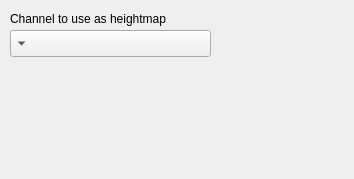
Before: the Qt Designer form krita/plugins/filters/phongbumpmap/wdgphongbumpmap.ui in KDE/krita, drawn with Qt 5.
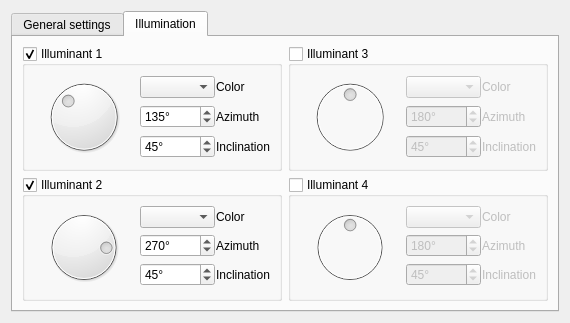
After: the same form once the commit is applied. The open tabs and pages were chosen to show the change. Custom widgets are drawn as their Qt base class.

Commit message: Made phongbumpmap able to be used with an adjustment layer without visual artifacts and at usable speed (sometimes the calculation is faster than the paintop modifying the color channel). Added unlinked and slightly buggy GUI. Completely converted the phongbumpmap algorithm to be tiled, with a tile size of 100, this remake made the code more readable too. Use of QImage still present.

Diff of the .ui file:
```diff
--- a/krita/plugins/filters/phongbumpmap/wdgphongbumpmap.ui
+++ b/krita/plugins/filters/phongbumpmap/wdgphongbumpmap.ui
@@ -6,40 +6,1067 @@
    <rect>
     <x>0</x>
     <y>0</y>
-    <width>354</width>
-    <height>179</height>
+    <width>570</width>
+    <height>323</height>
    </rect>
   </property>
+  <property name="sizePolicy">
+   <sizepolicy hsizetype="Preferred" vsizetype="Preferred">
+    <horstretch>0</horstretch>
+    <verstretch>0</verstretch>
+   </sizepolicy>
+  </property>
+  <property name="minimumSize">
+   <size>
+    <width>570</width>
+    <height>323</height>
+   </size>
+  </property>
+  <property name="baseSize">
+   <size>
+    <width>570</width>
+    <height>323</height>
+   </size>
+  </property>
   <property name="windowTitle">
    <string>Form</string>
   </property>
-  <widget class="QComboBox" name="heightChannelComboBox">
-   <property name="geometry">
-    <rect>
-     <x>10</x>
-     <y>30</y>
-     <width>201</width>
-     <height>27</height>
-    </rect>
+  <layout class="QGridLayout" name="gridLayout_10" rowstretch="0" columnstretch="0" rowminimumheight="0" columnminimumwidth="0">
+   <property name="sizeConstraint">
+    <enum>QLayout::SetDefaultConstraint</enum>
    </property>
-   <property name="layoutDirection">
-    <enum>Qt::RightToLeft</enum>
-   </property>
-  </widget>
-  <widget class="QLabel" name="label">
-   <property name="geometry">
-    <rect>
-     <x>10</x>
-     <y>10</y>
-     <width>201</width>
-     <height>17</height>
-    </rect>
-   </property>
-   <property name="text">
-    <string>Channel to use as heightmap</string>
-   </property>
-  </widget>
+   <item row="0" column="0">
+    <widget class="QTabWidget" name="settingsTabWidget">
+     <property name="sizePolicy">
+      <sizepolicy hsizetype="Preferred" vsizetype="Preferred">
+       <horstretch>0</horstretch>
+       <verstretch>0</verstretch>
+      </sizepolicy>
+     </property>
+     <property name="currentIndex">
+      <number>0</number>
+     </property>
+     <widget class="QWidget" name="generalSettings">
+      <attribute name="title">
+       <string>General settings</string>
+      </attribute>
+      <widget class="QGroupBox" name="materialParametersGroupBox">
+       <property name="geometry">
+        <rect>
+         <x>10</x>
+         <y>80</y>
+         <width>311</width>
+         <height>161</height>
+        </rect>
+       </property>
+       <property name="title">
+        <string>Material parameters</string>
+       </property>
+       <layout class="QGridLayout" name="gridLayout_6">
+        <property name="leftMargin">
+         <number>13</number>
+        </property>
+        <property name="rightMargin">
+         <number>13</number>
+        </property>
+        <property name="spacing">
+         <number>5</number>
+        </property>
+        <item row="0" column="0">
+         <widget class="QLabel" name="ambientReflectivityLabel">
+          <property name="text">
+           <string>Ambient Reflectivity</string>
+          </property>
+         </widget>
+        </item>
+        <item row="1" column="0">
+         <widget class="QCheckBox" name="diffuseReflectivityCheckBox">
+          <property name="toolTip">
+           <string>Uncheck to ignore diffuse reflectivity from computations and increase performance.</string>
+          </property>
+          <property name="text">
+           <string>Diffuse reflectivity</string>
+          </property>
+          <property name="checked">
+           <bool>true</bool>
+          </property>
+          <property name="tristate">
+           <bool>false</bool>
+          </property>
+         </widget>
+        </item>
+        <item row="2" column="0">
+         <widget class="QCheckBox" name="specularReflectivityCheckBox">
+          <property name="toolTip">
+           <string>Unckeck to ignore specular reflectivity during computations and increase performance.</string>
+          </property>
+          <property name="text">
+           <string>Specular reflectivity</string>
+          </property>
+          <property name="checked">
+           <bool>true</bool>
+          </property>
+          <property name="tristate">
+           <bool>false</bool>
+          </property>
+         </widget>
+        </item>
+        <item row="3" column="0">
+         <widget class="QLabel" name="shinynessExponentLabel">
+          <property name="text">
+           <string>Shinyness exponent</string>
+          </property>
+         </widget>
+        </item>
+        <item row="0" column="1">
+         <widget class="KisDoubleSliderSpinBox" name="ambientReflectivityKisDoubleSliderSpinBox" native="true">
+          <property name="sizePolicy">
+           <sizepolicy hsizetype="Minimum" vsizetype="Preferred">
+            <horstretch>1</horstretch>
+            <verstretch>1</verstretch>
+           </sizepolicy>
+          </property>
+          <property name="minimumSize">
+           <size>
+            <width>0</width>
+            <height>20</height>
+           </size>
+          </property>
+          <property name="maximumSize">
+           <size>
+            <width>16777215</width>
+            <height>23</height>
+           </size>
+          </property>
+         </widget>
+        </item>
+        <item row="1" column="1">
+         <widget class="KisDoubleSliderSpinBox" name="diffuseReflectivityKisDoubleSliderSpinBox" native="true">
+          <property name="sizePolicy">
+           <sizepolicy hsizetype="Minimum" vsizetype="Preferred">
+            <horstretch>1</horstretch>
+            <verstretch>1</verstretch>
+           </sizepolicy>
+          </property>
+          <property name="minimumSize">
+           <size>
+            <width>0</width>
+            <height>20</height>
+           </size>
+          </property>
+          <property name="maximumSize">
+           <size>
+            <width>16777215</width>
+            <height>23</height>
+           </size>
+          </property>
+         </widget>
+        </item>
+        <item row="2" column="1">
+         <widget class="KisDoubleSliderSpinBox" name="specularReflectivityKisDoubleSliderSpinBox" native="true">
+          <property name="sizePolicy">
+           <sizepolicy hsizetype="Minimum" vsizetype="Preferred">
+            <horstretch>1</horstretch>
+            <verstretch>1</verstretch>
+           </sizepolicy>
+          </property>
+          <property name="minimumSize">
+           <size>
+            <width>0</width>
+            <height>20</height>
+           </size>
+          </property>
+          <property name="maximumSize">
+           <size>
+            <width>16777215</width>
+            <height>23</height>
+           </size>
+          </property>
+         </widget>
+        </item>
+        <item row="3" column="1">
+         <widget class="KisSliderSpinBox" name="shinynessExponentKisSliderSpinBox" native="true">
+          <property name="sizePolicy">
+           <sizepolicy hsizetype="Minimum" vsizetype="Preferred">
+            <horstretch>1</horstretch>
+            <verstretch>1</verstretch>
+           </sizepolicy>
+          </property>
+          <property name="minimumSize">
+           <size>
+            <width>0</width>
+            <height>20</height>
+           </size>
+          </property>
+          <property name="maximumSize">
+           <size>
+            <width>16777215</width>
+            <height>23</height>
+           </size>
+          </property>
+         </widget>
+        </item>
+       </layout>
+      </widget>
+      <widget class="QComboBox" name="heightChannelComboBox">
+       <property name="geometry">
+        <rect>
+         <x>10</x>
+         <y>40</y>
+         <width>311</width>
+         <height>27</height>
+        </rect>
+       </property>
+       <property name="layoutDirection">
+        <enum>Qt::RightToLeft</enum>
+       </property>
+      </widget>
+      <widget class="QLabel" name="heightChannelLabel">
+       <property name="geometry">
+        <rect>
+         <x>10</x>
+         <y>20</y>
+         <width>201</width>
+         <height>17</height>
+        </rect>
+       </property>
+       <property name="text">
+        <string>Channel to use as heightmap</string>
+       </property>
+      </widget>
+      <widget class="QLabel" name="warningGUILabel">
+       <property name="geometry">
+        <rect>
+         <x>350</x>
+         <y>80</y>
+         <width>141</width>
+         <height>61</height>
+        </rect>
+       </property>
+       <property name="text">
+        <string>Warning: all GUI except Heightmap channel is unlinked.</string>
+       </property>
+       <property name="wordWrap">
+        <bool>true</bool>
+       </property>
+      </widget>
+     </widget>
+     <widget class="QWidget" name="illumination">
+      <attribute name="title">
+       <string>Illumination</string>
+      </attribute>
+      <layout class="QGridLayout" name="gridLayout_9">
+       <item row="0" column="0">
+        <widget class="QGroupBox" name="illuminantGroupBox1">
+         <property name="title">
+          <string>Illuminant 1</string>
+         </property>
+         <property name="flat">
+          <bool>false</bool>
+         </property>
+         <property name="checkable">
+          <bool>true</bool>
+         </property>
+         <layout class="QHBoxLayout" name="horizontalLayout" stretch="1,0">
+          <item>
+           <widget class="QDial" name="azimuthDial1">
+            <property name="sizePolicy">
+             <sizepolicy hsizetype="Minimum" vsizetype="Preferred">
+              <horstretch>1</horstretch>
+              <verstretch>1</verstretch>
+             </sizepolicy>
+            </property>
+            <property name="sizeIncrement">
+             <size>
+              <width>0</width>
+              <height>0</height>
+             </size>
+            </property>
+            <property name="baseSize">
+             <size>
+              <width>0</width>
+              <height>0</height>
+             </size>
+            </property>
+            <property name="maximum">
+             <number>359</number>
+            </property>
+            <property name="singleStep">
+             <number>5</number>
+            </property>
+            <property name="pageStep">
+             <number>45</number>
+            </property>
+            <property name="value">
+             <number>135</number>
+            </property>
+            <property name="sliderPosition">
+             <number>135</number>
+            </property>
+            <property name="tracking">
+             <bool>true</bool>
+            </property>
+            <property name="orientation">
+             <enum>Qt::Vertical</enum>
+            </property>
+            <property name="invertedAppearance">
+             <bool>false</bool>
+            </property>
+            <property name="invertedControls">
+             <bool>false</bool>
+            </property>
+            <property name="wrapping">
+             <bool>true</bool>
+            </property>
+            <property name="notchTarget">
+             <double>45.000000000000000</double>
+            </property>
+            <property name="notchesVisible">
+             <bool>false</bool>
+            </property>
+           </widget>
+          </item>
+          <item>
+           <layout class="QGridLayout" name="gridLayout" columnstretch="0,0">
+            <item row="0" column="0">
+             <widget class="KColorCombo" name="lightKColorCombo1">
+              <property name="sizePolicy">
+               <sizepolicy hsizetype="Maximum" vsizetype="Fixed">
+                <horstretch>0</horstretch>
+                <verstretch>0</verstretch>
+               </sizepolicy>
+              </property>
+              <property name="minimumSize">
+               <size>
+                <width>75</width>
+                <height>0</height>
+               </size>
+              </property>
+              <property name="color">
+               <color>
+                <red>0</red>
+                <green>0</green>
+                <blue>255</blue>
+               </color>
+              </property>
+             </widget>
+            </item>
+            <item row="0" column="1">
+             <widget class="QLabel" name="colorLabel1">
+              <property name="text">
+               <string>Color</string>
+              </property>
+             </widget>
+            </item>
+            <item row="1" column="1">
+             <widget class="QLabel" name="azimuthLabel1">
+              <property name="toolTip">
+               <string>Direction of the light, the dial tip represents where the light comes from.</string>
+              </property>
+              <property name="text">
+               <string>Azimuth</string>
+              </property>
+             </widget>
+            </item>
+            <item row="2" column="1">
+             <widget class="QLabel" name="inclinationLabel1">
+              <property name="toolTip">
+               <string>Vertical tilt of the light. 90° is perpendicular to the canvas, 0° is parallel.</string>
+              </property>
+              <property name="text">
+               <string>Inclination</string>
+              </property>
+             </widget>
+            </item>
+            <item row="2" column="0">
+             <widget class="QSpinBox" name="inclinationSpinBox1">
+              <property name="sizePolicy">
+               <sizepolicy hsizetype="Maximum" vsizetype="Fixed">
+                <horstretch>0</horstretch>
+                <verstretch>0</verstretch>
+               </sizepolicy>
+              </property>
+              <property name="minimumSize">
+               <size>
+                <width>75</width>
+                <height>0</height>
+               </size>
+              </property>
+              <property name="suffix">
+               <string>°</string>
+              </property>
+              <property name="minimum">
+               <number>0</number>
+              </property>
+              <property name="maximum">
+               <number>90</number>
+              </property>
+              <property name="singleStep">
+               <number>15</number>
+              </property>
+              <property name="value">
+               <number>45</number>
+              </property>
+             </widget>
+            </item>
+            <item row="1" column="0">
+             <widget class="QSpinBox" name="azimuthSpinBox1">
+              <property name="sizePolicy">
+               <sizepolicy hsizetype="Maximum" vsizetype="Fixed">
+                <horstretch>0</horstretch>
+                <verstretch>0</verstretch>
+               </sizepolicy>
+              </property>
+              <property name="minimumSize">
+               <size>
+                <width>75</width>
+                <height>0</height>
+               </size>
+              </property>
+              <property name="wrapping">
+               <bool>true</bool>
+              </property>
+              <property name="suffix">
+               <string>°</string>
+              </property>
+              <property name="minimum">
+               <number>0</number>
+              </property>
+              <property name="maximum">
+               <number>359</number>
+              </property>
+              <property name="singleStep">
+               <number>15</number>
+              </property>
+              <property name="value">
+               <number>135</number>
+              </property>
+             </widget>
+            </item>
+           </layout>
+          </item>
+         </layout>
+        </widget>
+       </item>
+       <item row="1" column="0">
+        <widget class="QGroupBox" name="illuminantGroupBox2">
+         <property name="title">
+          <string>Illuminant 2</string>
+         </property>
+         <property name="flat">
+          <bool>false</bool>
+         </property>
+         <property name="checkable">
+          <bool>true</bool>
+         </property>
+         <layout class="QHBoxLayout" name="horizontalLayout_2" stretch="0,0">
+          <item>
+           <widget class="QDial" name="azimuthDial2">
+            <property name="sizePolicy">
+             <sizepolicy hsizetype="Minimum" vsizetype="Preferred">
+              <horstretch>1</horstretch>
+              <verstretch>1</verstretch>
+             </sizepolicy>
+            </property>
+            <property name="sizeIncrement">
+             <size>
+              <width>0</width>
+              <height>0</height>
+             </size>
+            </property>
+            <property name="baseSize">
+             <size>
+              <width>0</width>
+              <height>0</height>
+             </size>
+            </property>
+            <property name="maximum">
+             <number>359</number>
+            </property>
+            <property name="singleStep">
+             <number>5</number>
+            </property>
+            <property name="pageStep">
+             <number>45</number>
+            </property>
+            <property name="value">
+             <number>270</number>
+            </property>
+            <property name="sliderPosition">
+             <number>270</number>
+            </property>
+            <property name="tracking">
+             <bool>true</bool>
+            </property>
+            <property name="orientation">
+             <enum>Qt::Vertical</enum>
+            </property>
+            <property name="invertedAppearance">
+             <bool>false</bool>
+            </property>
+            <property name="invertedControls">
+             <bool>false</bool>
+            </property>
+            <property name="wrapping">
+             <bool>true</bool>
+            </property>
+            <property name="notchTarget">
+             <double>45.000000000000000</double>
+            </property>
+            <property name="notchesVisible">
+             <bool>false</bool>
+            </property>
+           </widget>
+          </item>
+          <item>
+           <layout class="QGridLayout" name="gridLayout_2" columnstretch="0,0">
+            <item row="0" column="0">
+             <widget class="KColorCombo" name="lightKColorCombo2">
+              <property name="sizePolicy">
+               <sizepolicy hsizetype="Maximum" vsizetype="Fixed">
+                <horstretch>0</horstretch>
+                <verstretch>0</verstretch>
+               </sizepolicy>
+              </property>
+              <property name="minimumSize">
+               <size>
+                <width>75</width>
+                <height>0</height>
+               </size>
+              </property>
+              <property name="baseSize">
+               <size>
+                <width>70</width>
+                <height>0</height>
+               </size>
+              </property>
+              <property name="color">
+               <color>
+                <red>255</red>
+                <green>0</green>
+                <blue>0</blue>
+               </color>
+              </property>
+             </widget>
+            </item>
+            <item row="0" column="1">
+             <widget class="QLabel" name="colorLabel2">
+              <property name="text">
+               <string>Color</string>
+              </property>
+             </widget>
+            </item>
+            <item row="1" column="1">
+             <widget class="QLabel" name="azimuthLabel2">
+              <property name="toolTip">
+               <string>Direction of the light, the dial tip represents where the light comes from.</string>
+              </property>
+              <property name="text">
+               <string>Azimuth</string>
+              </property>
+             </widget>
+            </item>
+            <item row="2" column="1">
+             <widget class="QLabel" name="inclinationLabel2">
+              <property name="toolTip">
+               <string>Vertical tilt of the light. 90° is perpendicular to the canvas, 0° is parallel.</string>
+              </property>
+              <property name="text">
+               <string>Inclination</string>
+              </property>
+             </widget>
+            </item>
+            <item row="1" column="0">
+             <widget class="QSpinBox" name="azimuthSpinBox2">
+              <property name="sizePolicy">
+               <sizepolicy hsizetype="Maximum" vsizetype="Fixed">
+                <horstretch>0</horstretch>
+                <verstretch>0</verstretch>
+               </sizepolicy>
+              </property>
+              <property name="minimumSize">
+               <size>
+                <width>75</width>
+                <height>0</height>
+               </size>
+              </property>
+              <property name="wrapping">
+               <bool>true</bool>
+              </property>
+              <property name="suffix">
+               <string>°</string>
+              </property>
+              <property name="minimum">
+               <number>0</number>
+              </property>
+              <property name="maximum">
+               <number>359</number>
+              </property>
+              <property name="singleStep">
+               <number>15</number>
+              </property>
+              <property name="value">
+               <number>270</number>
+              </property>
+             </widget>
+            </item>
+            <item row="2" column="0">
+             <widget class="QSpinBox" name="inclinationSpinBox2">
+              <property name="sizePolicy">
+               <sizepolicy hsizetype="Maximum" vsizetype="Fixed">
+                <horstretch>0</horstretch>
+                <verstretch>0</verstretch>
+               </sizepolicy>
+              </property>
+              <property name="minimumSize">
+               <size>
+                <width>75</width>
+                <height>0</height>
+               </size>
+              </property>
+              <property name="suffix">
+               <string>°</string>
+              </property>
+              <property name="minimum">
+               <number>0</number>
+              </property>
+              <property name="maximum">
+               <number>90</number>
+              </property>
+              <property name="singleStep">
+               <number>15</number>
+              </property>
+              <property name="value">
+               <number>45</number>
+              </property>
+             </widget>
+            </item>
+           </layout>
+          </item>
+         </layout>
+        </widget>
+       </item>
+       <item row="0" column="1">
+        <widget class="QGroupBox" name="illuminantGroupBox3">
+         <property name="title">
+          <string>Illuminant 3</string>
+         </property>
+         <property name="flat">
+          <bool>false</bool>
+         </property>
+         <property name="checkable">
+          <bool>true</bool>
+         </property>
+         <property name="checked">
+          <bool>false</bool>
+         </property>
+         <layout class="QHBoxLayout" name="horizontalLayout_5" stretch="1,0">
+          <item>
+           <widget class="QDial" name="azimuthDial3">
+            <property name="sizePolicy">
+             <sizepolicy hsizetype="Minimum" vsizetype="Preferred">
+              <horstretch>1</horstretch>
+              <verstretch>1</verstretch>
+             </sizepolicy>
+            </property>
+            <property name="sizeIncrement">
+             <size>
+              <width>0</width>
+              <height>0</height>
+             </size>
+            </property>
+            <property name="baseSize">
+             <size>
+              <width>0</width>
+              <height>0</height>
+             </size>
+            </property>
+            <property name="maximum">
+             <number>359</number>
+            </property>
+            <property name="singleStep">
+             <number>5</number>
+            </property>
+            <property name="pageStep">
+             <number>45</number>
+            </property>
+            <property name="value">
+             <number>180</number>
+            </property>
+            <property name="sliderPosition">
+             <number>180</number>
+            </property>
+            <property name="tracking">
+             <bool>true</bool>
+            </property>
+            <property name="orientation">
+             <enum>Qt::Vertical</enum>
+            </property>
+            <property name="invertedAppearance">
+             <bool>false</bool>
+            </property>
+            <property name="invertedControls">
+             <bool>false</bool>
+            </property>
+            <property name="wrapping">
+             <bool>true</bool>
+            </property>
+            <property name="notchTarget">
+             <double>45.000000000000000</double>
+            </property>
+            <property name="notchesVisible">
+             <bool>false</bool>
+            </property>
+           </widget>
+          </item>
+          <item>
+           <layout class="QGridLayout" name="gridLayout_5" columnstretch="0,0">
+            <item row="0" column="0">
+             <widget class="KColorCombo" name="lightKColorCombo3">
+              <property name="sizePolicy">
+               <sizepolicy hsizetype="Maximum" vsizetype="Fixed">
+                <horstretch>0</horstretch>
+                <verstretch>0</verstretch>
+               </sizepolicy>
+              </property>
+              <property name="minimumSize">
+               <size>
+                <width>75</width>
+                <height>0</height>
+               </size>
+              </property>
+              <property name="color">
+               <color>
+                <red>0</red>
+                <green>255</green>
+                <blue>0</blue>
+               </color>
+              </property>
+             </widget>
+            </item>
+            <item row="0" column="1">
+             <widget class="QLabel" name="colorLabel3">
+              <property name="text">
+               <string>Color</string>
+              </property>
+             </widget>
+            </item>
+            <item row="2" column="1">
+             <widget class="QLabel" name="inclinationLabel3">
+              <property name="toolTip">
+               <string>Vertical tilt of the light. 90° is perpendicular to the canvas, 0° is parallel.</string>
+              </property>
+              <property name="text">
+               <string>Inclination</string>
+              </property>
+             </widget>
+            </item>
+            <item row="1" column="0">
+             <widget class="QSpinBox" name="azimuthSpinBox3">
+              <property name="sizePolicy">
+               <sizepolicy hsizetype="Maximum" vsizetype="Fixed">
+                <horstretch>0</horstretch>
+                <verstretch>0</verstretch>
+               </sizepolicy>
+              </property>
+              <property name="minimumSize">
+               <size>
+                <width>75</width>
+                <height>0</height>
+               </size>
+              </property>
+              <property name="wrapping">
+               <bool>true</bool>
+              </property>
+              <property name="suffix">
+               <string>°</string>
+              </property>
+              <property name="minimum">
+               <number>0</number>
+              </property>
+              <property name="maximum">
+               <number>359</number>
+              </property>
+              <property name="singleStep">
+               <number>15</number>
+              </property>
+              <property name="value">
+               <number>180</number>
+              </property>
+             </widget>
+            </item>
+            <item row="2" column="0">
+             <widget class="QSpinBox" name="inclinationSpinBox3">
+              <property name="sizePolicy">
+               <sizepolicy hsizetype="Maximum" vsizetype="Fixed">
+                <horstretch>0</horstretch>
+                <verstretch>0</verstretch>
+               </sizepolicy>
+              </property>
+              <property name="minimumSize">
+               <size>
+                <width>75</width>
+                <height>0</height>
+               </size>
+              </property>
+              <property name="suffix">
+               <string>°</string>
+              </property>
+              <property name="minimum">
+               <number>0</number>
+              </property>
+              <property name="maximum">
+               <number>90</number>
+              </property>
+              <property name="singleStep">
+               <number>15</number>
+              </property>
+              <property name="value">
+               <number>45</number>
+              </property>
+             </widget>
+            </item>
+            <item row="1" column="1">
+             <widget class="QLabel" name="azimuthLabel3">
+              <property name="toolTip">
+               <string>Direction of the light, the dial tip represents where the light comes from.</string>
+              </property>
+              <property name="text">
+               <string>Azimuth</string>
+              </property>
+             </widget>
+            </item>
+           </layout>
+          </item>
+         </layout>
+        </widget>
+       </item>
+       <item row="1" column="1">
+        <widget class="QGroupBox" name="illuminantGroupBox4">
+         <property name="title">
+          <string>Illuminant 4</string>
+         </property>
+         <property name="flat">
+          <bool>false</bool>
+         </property>
+         <property name="checkable">
+          <bool>true</bool>
+         </property>
+         <property name="checked">
+          <bool>false</bool>
+         </property>
+         <layout class="QHBoxLayout" name="horizontalLayout_7" stretch="1,0">
+          <item>
+           <widget class="QDial" name="azimuthDial4">
+            <property name="sizePolicy">
+             <sizepolicy hsizetype="Minimum" vsizetype="Preferred">
+              <horstretch>1</horstretch>
+              <verstretch>1</verstretch>
+             </sizepolicy>
+            </property>
+            <property name="sizeIncrement">
+             <size>
+              <width>0</width>
+              <height>0</height>
+             </size>
+            </property>
+            <property name="baseSize">
+             <size>
+              <width>0</width>
+              <height>0</height>
+             </size>
+            </property>
+            <property name="maximum">
+             <number>359</number>
+            </property>
+            <property name="singleStep">
+             <number>5</number>
+            </property>
+            <property name="pageStep">
+             <number>45</number>
+            </property>
+            <property name="value">
+             <number>180</number>
+            </property>
+            <property name="sliderPosition">
+             <number>180</number>
+            </property>
+            <property name="tracking">
+             <bool>true</bool>
+            </property>
+            <property name="orientation">
+             <enum>Qt::Vertical</enum>
+            </property>
+            <property name="invertedAppearance">
+             <bool>false</bool>
+            </property>
+            <property name="invertedControls">
+             <bool>false</bool>
+            </property>
+            <property name="wrapping">
+             <bool>true</bool>
+            </property>
+            <property name="notchTarget">
+             <double>45.000000000000000</double>
+            </property>
+            <property name="notchesVisible">
+             <bool>false</bool>
+            </property>
+           </widget>
+          </item>
+          <item>
+           <layout class="QGridLayout" name="gridLayout_8" columnstretch="0,0">
+            <item row="0" column="0">
+             <widget class="KColorCombo" name="lightKColorCombo4">
+              <property name="sizePolicy">
+               <sizepolicy hsizetype="Maximum" vsizetype="Fixed">
+                <horstretch>0</horstretch>
+                <verstretch>0</verstretch>
+               </sizepolicy>
+              </property>
+              <property name="minimumSize">
+               <size>
+                <width>75</width>
+                <height>0</height>
+               </size>
+              </property>
+              <property name="baseSize">
+               <size>
+                <width>70</width>
+                <height>0</height>
+               </size>
+              </property>
+              <property name="color">
+               <color>
+                <red>255</red>
+                <green>255</green>
+                <blue>0</blue>
+               </color>
+              </property>
+             </widget>
+            </item>
+            <item row="0" column="1">
+             <widget class="QLabel" name="colorLabel4">
+              <property name="text">
+               <string>Color</string>
+              </property>
+             </widget>
+            </item>
+            <item row="1" column="1">
+             <widget class="QLabel" name="azimuthLabel4">
+              <property name="toolTip">
+               <string>Direction of the light, the dial tip represents where the light comes from.</string>
+              </property>
+              <property name="text">
+               <string>Azimuth</string>
+              </property>
+             </widget>
+            </item>
+            <item row="2" column="1">
+             <widget class="QLabel" name="inclinationLabel4">
+              <property name="toolTip">
+               <string>Vertical tilt of the light. 90° is perpendicular to the canvas, 0° is parallel.</string>
+              </property>
+              <property name="text">
+               <string>Inclination</string>
+              </property>
+             </widget>
+            </item>
+            <item row="1" column="0">
+             <widget class="QSpinBox" name="azimuthSpinBox4">
+              <property name="sizePolicy">
+               <sizepolicy hsizetype="Maximum" vsizetype="Fixed">
+                <horstretch>0</horstretch>
+                <verstretch>0</verstretch>
+               </sizepolicy>
+              </property>
+              <property name="minimumSize">
+               <size>
+                <width>75</width>
+                <height>0</height>
+               </size>
+              </property>
+              <property name="wrapping">
+               <bool>true</bool>
+              </property>
+              <property name="suffix">
+               <string>°</string>
+              </property>
+              <property name="minimum">
+               <number>0</number>
+              </property>
+              <property name="maximum">
+               <number>359</number>
+              </property>
+              <property name="singleStep">
+               <number>15</number>
+              </property>
+              <property name="value">
+               <number>180</number>
+              </property>
+             </widget>
+            </item>
+            <item row="2" column="0">
+             <widget class="QSpinBox" name="inclinationSpinBox4">
+              <property name="sizePolicy">
+               <sizepolicy hsizetype="Maximum" vsizetype="Fixed">
+                <horstretch>0</horstretch>
+                <verstretch>0</verstretch>
+               </sizepolicy>
+              </property>
+              <property name="minimumSize">
+               <size>
+                <width>75</width>
+                <height>0</height>
+               </size>
+              </property>
+              <property name="suffix">
+               <string>°</string>
+              </property>
+              <property name="minimum">
+               <number>0</number>
+              </property>
+              <property name="maximum">
+               <number>90</number>
+              </property>
+              <property name="singleStep">
+               <number>15</number>
+              </property>
+              <property name="value">
+               <number>45</number>
+              </property>
+             </widget>
+            </item>
+           </layout>
+          </item>
+         </layout>
+        </widget>
+       </item>
+      </layout>
+     </widget>
+    </widget>
+   </item>
+  </layout>
  </widget>
+ <customwidgets>
+  <customwidget>
+   <class>KColorCombo</class>
+   <extends>QComboBox</extends>
+   <header>kcolorcombo.h</header>
+  </customwidget>
+  <customwidget>
+   <class>KisDoubleSliderSpinBox</class>
+   <extends>QWidget</extends>
+   <header>kis_slider_spin_box.h</header>
+   <container>1</container>
+  </customwidget>
+  <customwidget>
+   <class>KisSliderSpinBox</class>
+   <extends>QWidget</extends>
+   <header>kis_slider_spin_box.h</header>
+   <container>1</container>
+  </customwidget>
+ </customwidgets>
  <resources/>
  <connections/>
 </ui>
```
The commit also changes 4 other files.
